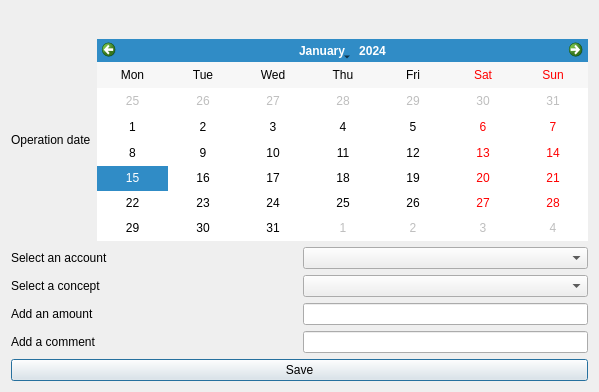
This is ui/frmAccountOperationsAdd.ui in turulomio/xulpymoney as Qt 5 draws it before an edit. The edited form follows.
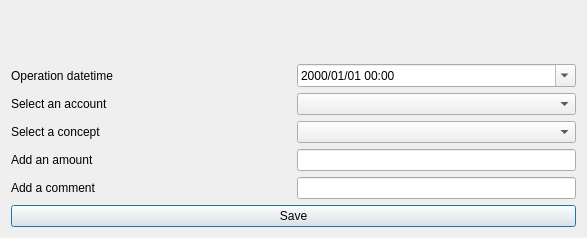
This is the edited form. Icons and pictures are not drawn. Custom widgets are drawn as their Qt base class.

Commit message: Converted fecha to datetime in opercuentas, opertarjetas..., and code adapted. Asked in ticket #26

Patch:
```diff
--- a/ui/frmAccountOperationsAdd.ui
+++ b/ui/frmAccountOperationsAdd.ui
@@ -9,8 +9,8 @@
    <rect>
     <x>0</x>
     <y>0</y>
-    <width>599</width>
-    <height>392</height>
+    <width>587</width>
+    <height>238</height>
    </rect>
   </property>
   <property name="windowTitle">
@@ -48,17 +48,17 @@
        <item>
         <widget class="QLabel" name="label">
          <property name="text">
-          <string>Operation date</string>
+          <string>Operation datetime</string>
          </property>
         </widget>
        </item>
        <item>
-        <widget class="QCalendarWidget" name="calendar">
-         <property name="firstDayOfWeek">
-          <enum>Qt::Monday</enum>
+        <widget class="QDateTimeEdit" name="dtedit">
+         <property name="displayFormat">
+          <string>yyyy/MM/dd HH:mm</string>
          </property>
-         <property name="verticalHeaderFormat">
-          <enum>QCalendarWidget::NoVerticalHeader</enum>
+         <property name="calendarPopup">
+          <bool>true</bool>
          </property>
         </widget>
        </item>
```
The commit also changes 17 other files.
